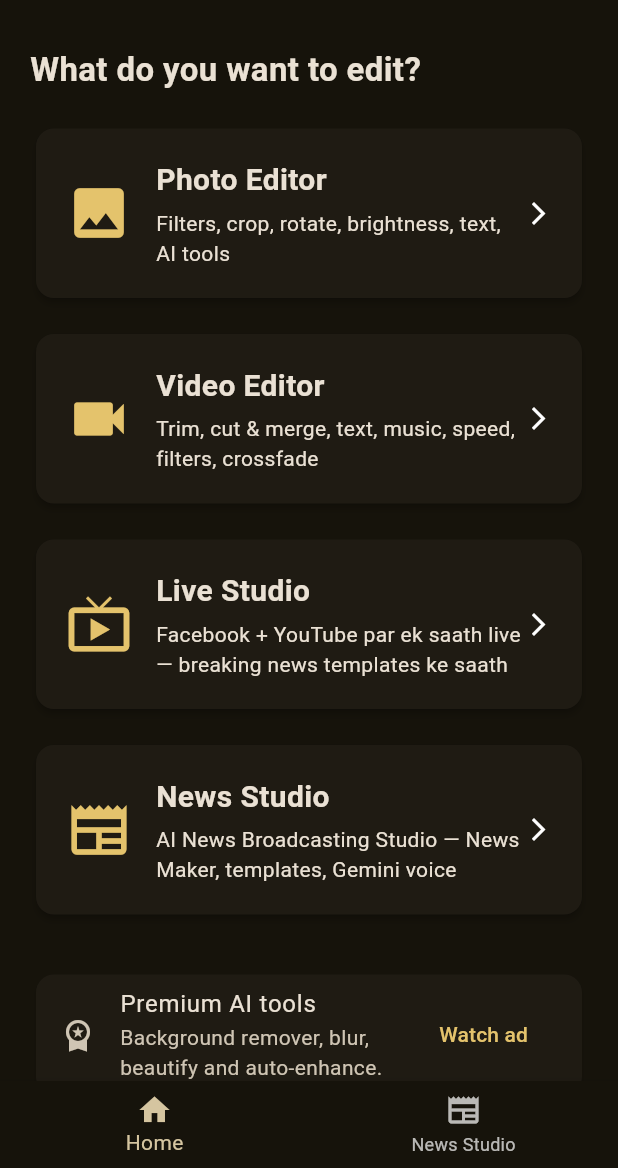
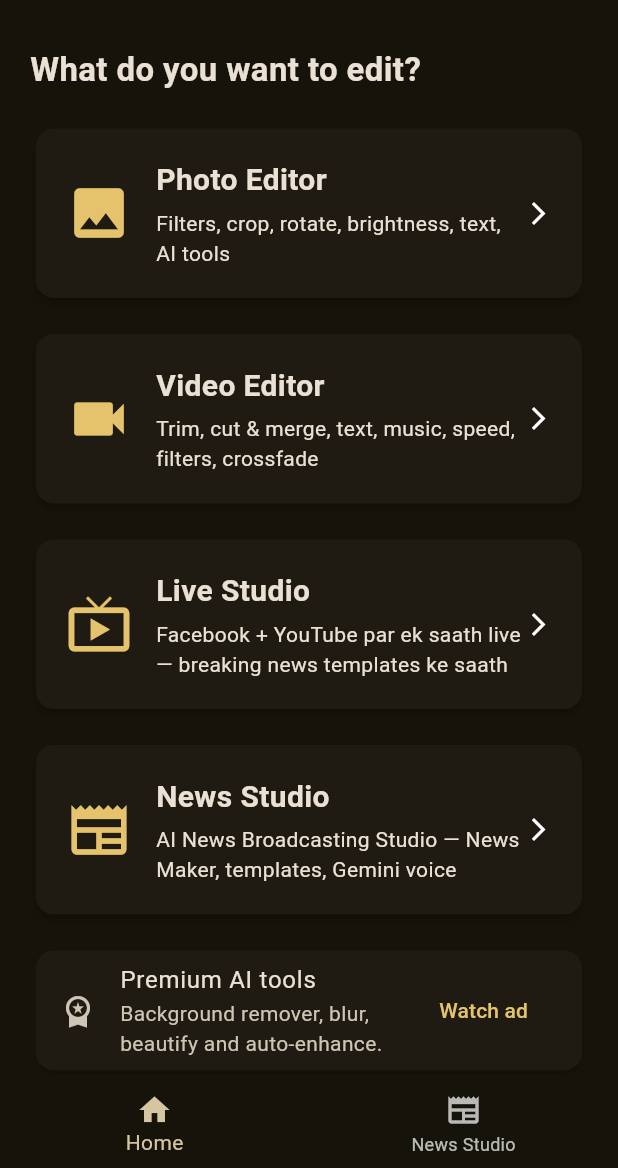
Before and after one commit to mithubhattijani-commits/tj-pro, a Flutter app: the screen it shows after launch, on a phone screen of 412 x 824 dp, the part 68-1236 px from its top. Run offline on Flutter 3.47's test engine with Material 3 defaults, Android fonts, the phone set to English and light mode, and no system bars; our stand-ins replace file_picker, flutter_secure_storage, flutter_tts, google_fonts, google_mobile_ads, google_sign_in and 9 more; missing offline and left inert: dart:ffi, ffmpeg_kit_flutter_new, gal, google_mlkit_face_detection, google_mlkit_selfie_segmentation, google_mlkit_subject_segmentation and 4 more; accounts and stored records are empty; network calls fail.

Commit message:
one-build v1.1.0: lib/main.dart

```diff
--- a/lib/main.dart
+++ b/lib/main.dart
@@ -14,9 +14,9 @@ import 'news/coins_screen.dart';
 import 'news/login_screen.dart';
 import 'photo/photo_editor_screen.dart';
 import 'app_config.dart';
-import 'services/ad_service.dart';
 import 'services/auth_service.dart';
 import 'services/coin_service.dart';
+import 'services/premium_gate.dart';
 import 'services/remote_config_service.dart';
 import 'services/unity_ads_service.dart';
 import 'services/update_service.dart';
@@ -26,7 +26,6 @@ import 'news/news_studio_screen.dart';
 import 'widgets/banner_ad_widget.dart';
 import 'widgets/coins_pill.dart';
 import 'widgets/help_whatsapp_button.dart';
-import 'widgets/native_ad_widget.dart';
 
 /// Shared Remote Config instance: fetched once at startup; the home
 /// screen listens to [RemoteConfigService.notifier] so a fresh fetch
@@ -35,7 +34,7 @@ final RemoteConfigService remoteConfigService = RemoteConfigService();
 
 Future<void> main() async {
   WidgetsFlutterBinding.ensureInitialized();
-  AdService.init();
+  // Ads are Unity-only (one-build, defect #4) — AdMob was removed.
   UnityAdsService.init();
   // Remote Config: returns fast (cache load only); the network refresh
   // is backgrounded and never blocks startup.
@@ -120,11 +119,11 @@ class _HomeScreenState extends State<HomeScreen> {
     _onRemoteConfigChanged();
     // Silent update check: shows a dialog only when a newer version
     // exists; a missing manifest or no network means no prompt at all.
-    // Cold-start app open ad first; the update dialog waits for the
-    // next launch when an ad was shown, so the two never stack.
+    // (The old AdMob app-open ad that used to run first is gone —
+    // Unity has no app-open format in this setup, defect #4.)
     // When the force-update kill-switch is armed, the non-dismissible
     // force dialog handles the update instead of the normal prompt.
-    if (!AdService.showAppOpen() && !_forceUpdateArmed()) {
+    if (!_forceUpdateArmed()) {
       UpdateService.checkOnLaunch(context);
     }
   }
@@ -341,8 +340,9 @@ class _HomeScreenState extends State<HomeScreen> {
               );
             },
           ),
-          const NativeAdWidget(),
-          const SizedBox(height: 16),
+          // (The AdMob native ad card that used to sit here was
+          // removed with AdMob — Unity has no native format in this
+          // setup, defect #4.)
           const _PremiumUnlockCard(),
           const SizedBox(height: 16),
           const Text(
@@ -682,7 +682,7 @@ class _PremiumUnlockCardState extends State<_PremiumUnlockCard> {
     if (!AppConfig.aiToolsEnabled) {
       return const SizedBox.shrink();
     }
-    if (AdService.isPremiumUnlocked) {
+    if (PremiumGate.isUnlocked) {
       return const Card(
         child: ListTile(
           leading: Icon(Icons.workspace_premium),
@@ -708,7 +708,7 @@ class _PremiumUnlockCardState extends State<_PremiumUnlockCard> {
                 onPressed: () async {
                   setState(() => _busy = true);
                   final messenger = ScaffoldMessenger.of(context);
-                  final ok = await AdService.showRewarded();
+                  final ok = await PremiumGate.tryUnlockWithAd();
                   if (mounted) {
                     setState(() => _busy = false);
                     messenger.showSnackBar(
```
